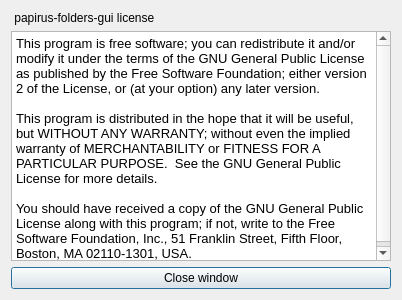
Above: papirus-folders-gui/license.ui from ItzSelenux/papirus-folders-gui before the change. Below: the same form after it.
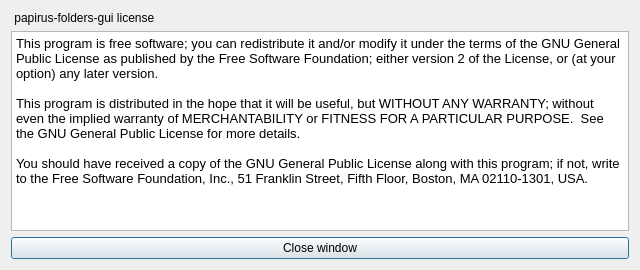
That is the form after the change. Icons and pictures are not drawn.

Diff of the .ui file:
```diff
--- a/papirus-folders-gui/license.ui
+++ b/papirus-folders-gui/license.ui
@@ -6,14 +6,14 @@
    <rect>
     <x>0</x>
     <y>0</y>
-    <width>402</width>
-    <height>300</height>
+    <width>640</width>
+    <height>270</height>
    </rect>
   </property>
   <property name="minimumSize">
    <size>
-    <width>100</width>
-    <height>100</height>
+    <width>640</width>
+    <height>270</height>
    </size>
   </property>
   <property name="windowTitle">
@@ -30,12 +30,12 @@
       <string>&lt;!DOCTYPE HTML PUBLIC &quot;-//W3C//DTD HTML 4.0//EN&quot; &quot;http://www.w3.org/TR/REC-html40/strict.dtd&quot;&gt;
 &lt;html&gt;&lt;head&gt;&lt;meta name=&quot;qrichtext&quot; content=&quot;1&quot; /&gt;&lt;style type=&quot;text/css&quot;&gt;
 p, li { white-space: pre-wrap; }
-&lt;/style&gt;&lt;/head&gt;&lt;body style=&quot; font-family:'Cantarell'; font-size:10pt; font-weight:400; font-style:normal;&quot;&gt;
-&lt;p style=&quot; margin-top:0px; margin-bottom:0px; margin-left:0px; margin-right:0px; -qt-block-indent:0; text-indent:0px;&quot;&gt;This program is free software; you can redistribute it and/or modify it under the terms of the GNU General Public License as published by the Free Software Foundation; either version 2 of the License, or (at your option) any later version.&lt;/p&gt;
-&lt;p style=&quot;-qt-paragraph-type:empty; margin-top:0px; margin-bottom:0px; margin-left:0px; margin-right:0px; -qt-block-indent:0; text-indent:0px;&quot;&gt;&lt;br /&gt;&lt;/p&gt;
-&lt;p style=&quot; margin-top:0px; margin-bottom:0px; margin-left:0px; margin-right:0px; -qt-block-indent:0; text-indent:0px;&quot;&gt;This program is distributed in the hope that it will be useful, but WITHOUT ANY WARRANTY; without even the implied warranty of MERCHANTABILITY or FITNESS FOR A PARTICULAR PURPOSE.  See the GNU General Public License for more details.&lt;/p&gt;
-&lt;p style=&quot;-qt-paragraph-type:empty; margin-top:0px; margin-bottom:0px; margin-left:0px; margin-right:0px; -qt-block-indent:0; text-indent:0px;&quot;&gt;&lt;br /&gt;&lt;/p&gt;
-&lt;p style=&quot; margin-top:0px; margin-bottom:0px; margin-left:0px; margin-right:0px; -qt-block-indent:0; text-indent:0px;&quot;&gt;You should have received a copy of the GNU General Public License along with this program; if not, write to the Free Software Foundation, Inc., 51 Franklin Street, Fifth Floor, Boston, MA 02110-1301, USA.&lt;/p&gt;&lt;/body&gt;&lt;/html&gt;</string>
+&lt;/style&gt;&lt;/head&gt;&lt;body style=&quot; font-family:'Ubuntu'; font-size:11pt; font-weight:400; font-style:normal;&quot;&gt;
+&lt;p style=&quot; margin-top:0px; margin-bottom:0px; margin-left:0px; margin-right:0px; -qt-block-indent:0; text-indent:0px;&quot;&gt;&lt;span style=&quot; font-family:'Cantarell'; font-size:10pt;&quot;&gt;This program is free software; you can redistribute it and/or modify it under the terms of the GNU General Public License as published by the Free Software Foundation; either version 2 of the License, or (at your option) any later version.&lt;/span&gt;&lt;/p&gt;
+&lt;p style=&quot;-qt-paragraph-type:empty; margin-top:0px; margin-bottom:0px; margin-left:0px; margin-right:0px; -qt-block-indent:0; text-indent:0px; font-family:'Cantarell'; font-size:10pt;&quot;&gt;&lt;br /&gt;&lt;/p&gt;
+&lt;p style=&quot; margin-top:0px; margin-bottom:0px; margin-left:0px; margin-right:0px; -qt-block-indent:0; text-indent:0px;&quot;&gt;&lt;span style=&quot; font-family:'Cantarell'; font-size:10pt;&quot;&gt;This program is distributed in the hope that it will be useful, but WITHOUT ANY WARRANTY; without even the implied warranty of MERCHANTABILITY or FITNESS FOR A PARTICULAR PURPOSE.  See the GNU General Public License for more details.&lt;/span&gt;&lt;/p&gt;
+&lt;p style=&quot;-qt-paragraph-type:empty; margin-top:0px; margin-bottom:0px; margin-left:0px; margin-right:0px; -qt-block-indent:0; text-indent:0px; font-family:'Cantarell'; font-size:10pt;&quot;&gt;&lt;br /&gt;&lt;/p&gt;
+&lt;p style=&quot; margin-top:0px; margin-bottom:0px; margin-left:0px; margin-right:0px; -qt-block-indent:0; text-indent:0px;&quot;&gt;&lt;span style=&quot; font-family:'Cantarell'; font-size:10pt;&quot;&gt;You should have received a copy of the GNU General Public License along with this program; if not, write to the Free Software Foundation, Inc., 51 Franklin Street, Fifth Floor, Boston, MA 02110-1301, USA.&lt;/span&gt;&lt;/p&gt;&lt;/body&gt;&lt;/html&gt;</string>
      </property>
     </widget>
    </item>
```
